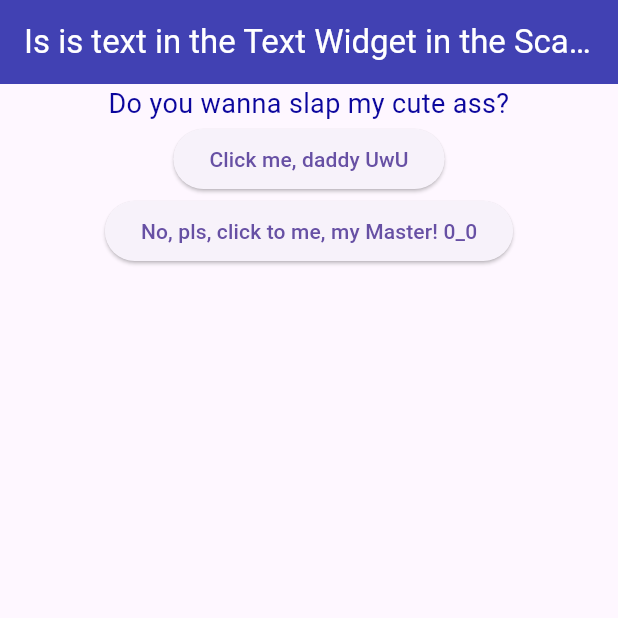
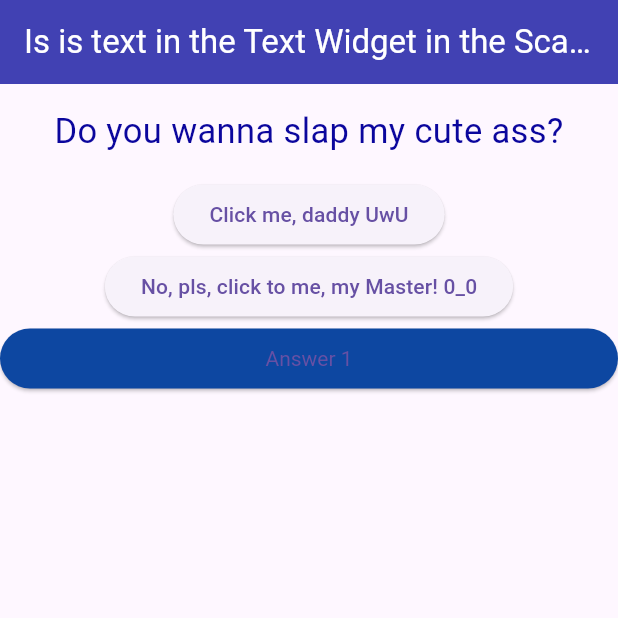
Before and after one commit to Lamafout/quiz-app-from-course-flutter, a Flutter app: the screen it shows after launch, on a phone screen of 412 x 824 dp, the top half of it. Run offline on Flutter 3.47's test engine with Material 3 defaults, Android fonts, the phone set to English and light mode, and no system bars.

Commit message:
Added custom widget for answer buttons.

```diff
--- /dev/null
+++ b/lib/answer.dart
@@ -0,0 +1,25 @@
+import 'package:flutter/material.dart';
+
+class Answer extends StatelessWidget {
+
+  final onPressedFunc;
+
+  const Answer(this.onPressedFunc);
+
+  @override
+  Widget build(BuildContext context) {
+    return Container(
+      width: double.infinity,
+      child: ElevatedButton(
+        style: ElevatedButton.styleFrom(
+          textStyle: const TextStyle(
+            color: Colors.white),
+          backgroundColor: Colors.blue[900]),
+
+        onPressed: onPressedFunc,
+
+        child: const Text('Answer 1'),
+      ),
+    );
+  }
+}
--- a/lib/main.dart
+++ b/lib/main.dart
@@ -1,6 +1,7 @@
 import 'package:flutter/material.dart';
 
 import './question.dart';
+import './answer.dart';
 
 void main(){
   runApp(MyApp());
@@ -47,7 +48,9 @@ class _MyAppState extends State<MyApp>{
             onPressed: _answerQuestion,),
           ElevatedButton(
             onPressed: _answerQuestion,
-            child: Text('No, pls, click to me, my Master! 0_0'))
+            child: Text('No, pls, click to me, my Master! 0_0')),
+
+          Answer(_answerQuestion)
         ],),
     ),);
   }
--- a/lib/question.dart
+++ b/lib/question.dart
@@ -11,8 +11,9 @@ class Question extends StatelessWidget {
       child: Text(questionText,
         style: TextStyle(
         color: Color.fromARGB(255, 11, 6, 157),
-        fontSize: 18),
+        fontSize: 23),
         textAlign: TextAlign.center,),
-      width: double.infinity,);
+      width: double.infinity,
+      margin: EdgeInsets.only(top: 15.0, bottom: 15.0),);
   }
 }
```
